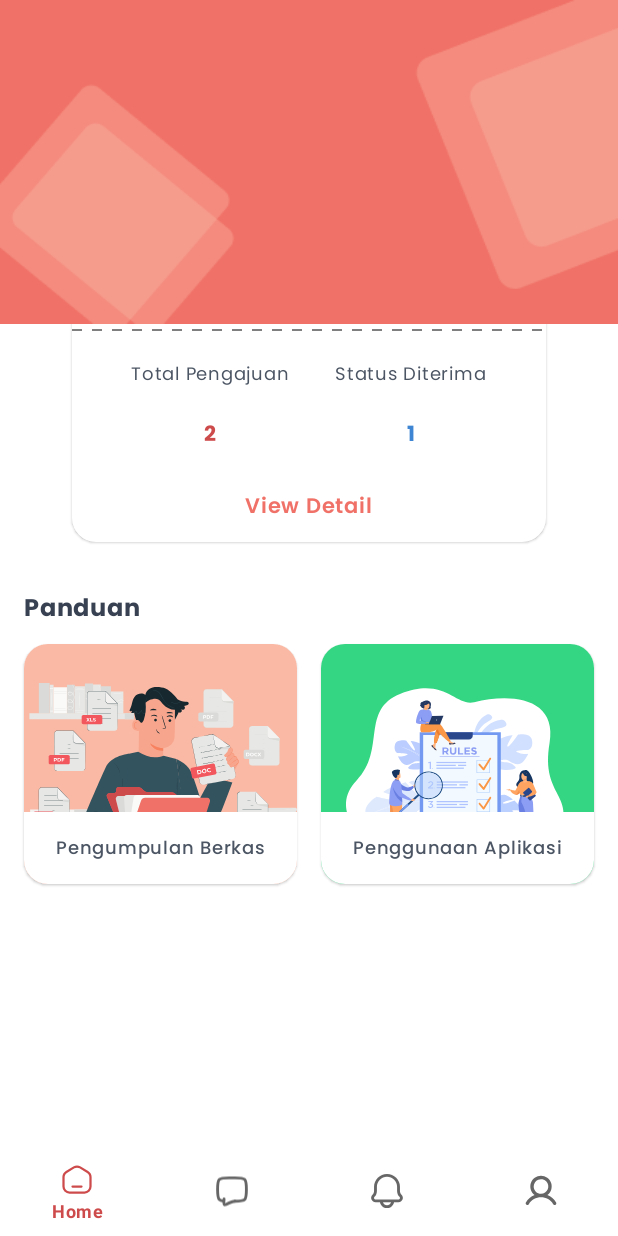
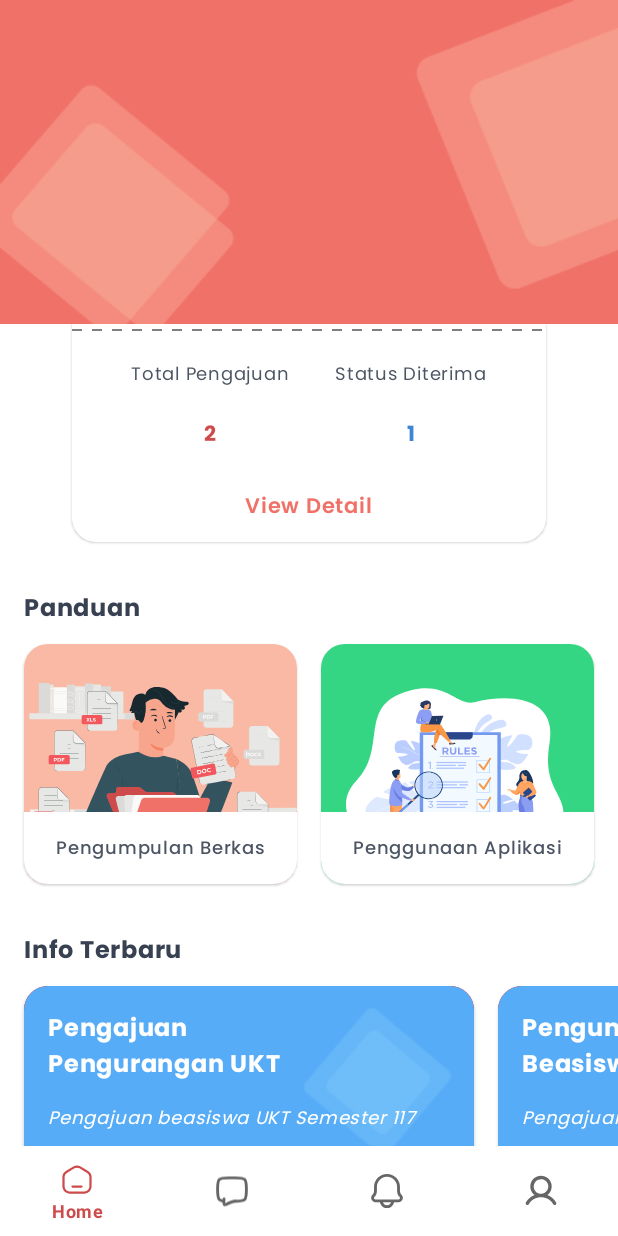
Before and after one commit to wiryadev/SiavoUNJ, an Android app built with Jetpack Compose: the screen it shows after launch (MainActivity), on a phone screen of 412 x 824 dp. Run offline under Robolectric (Android 15) with nearby library versions, the phone set to English and light mode, and no system bars; our stand-ins replace constraintlayout-compose, navigation-ui.

Commit message:
add latest info home section

```diff
--- /dev/null
+++ b/app/src/main/java/com/wiryadev/siavounj/data/model/LatestInfo.kt
@@ -0,0 +1,20 @@
+package com.wiryadev.siavounj.data.model
+
+data class LatestInfo(
+    val id: String,
+    val title: String,
+    val subtitle: String,
+)
+
+val previewLatestInfo = listOf(
+    LatestInfo(
+        id = "1",
+        title = "Pengajuan Pengurangan UKT",
+        subtitle = "Pengajuan beasiswa UKT Semester 117"
+    ),
+    LatestInfo(
+        id = "2",
+        title = "Pengumuman Beasiswa Kemendikbud",
+        subtitle = "Pengajuan beasiswa UKT Semester 117"
+    )
+)
--- /dev/null
+++ b/app/src/main/java/com/wiryadev/siavounj/ui/components/LatestInfoItem.kt
@@ -0,0 +1,102 @@
+package com.wiryadev.siavounj.ui.components
+
+import androidx.compose.foundation.background
+import androidx.compose.foundation.layout.Arrangement
+import androidx.compose.foundation.layout.Box
+import androidx.compose.foundation.layout.Column
+import androidx.compose.foundation.layout.fillMaxWidth
+import androidx.compose.foundation.layout.height
+import androidx.compose.foundation.layout.padding
+import androidx.compose.foundation.layout.size
+import androidx.compose.foundation.layout.width
+import androidx.compose.material.Card
+import androidx.compose.material.ExperimentalMaterialApi
+import androidx.compose.material.MaterialTheme
+import androidx.compose.material.Text
+import androidx.compose.runtime.Composable
+import androidx.compose.ui.Alignment
+import androidx.compose.ui.Modifier
+import androidx.compose.ui.graphics.Color
+import androidx.compose.ui.layout.ContentScale
+import androidx.compose.ui.res.stringResource
+import androidx.compose.ui.text.font.FontStyle
+import androidx.compose.ui.unit.dp
+import coil.compose.AsyncImage
+import com.wiryadev.siavounj.R
+import com.wiryadev.siavounj.ui.theme.JoustBlue500
+import com.wiryadev.siavounj.ui.theme.Neutral800
+import com.wiryadev.siavounj.ui.theme.body1Bold
+import com.wiryadev.siavounj.ui.theme.body3
+import com.wiryadev.siavounj.ui.theme.body3Medium
+
+@OptIn(ExperimentalMaterialApi::class)
+@Composable
+fun LatestInfoItem(
+    title: String,
+    subtitle: String,
+    modifier: Modifier = Modifier,
+    onInfoClick: () -> Unit,
+) {
+    val titleSplit = title.split(" ")
+    val titleFormatted = buildString {
+        append(titleSplit[0])
+        append("\n")
+        for (i in 1 until titleSplit.size) {
+            append(titleSplit[i])
+            append(" ")
+        }
+    }
+    Card(
+        onClick = onInfoClick,
+        backgroundColor = Color.Red,
+        modifier = modifier
+            .width(300.dp)
+            .height(160.dp),
+    ) {
+        Box(
+            modifier = Modifier
+                .background(color = JoustBlue500)
+        ) {
+            AsyncImage(
+                model = R.drawable.ic_latest_info,
+                contentDescription = null,
+                contentScale = ContentScale.Crop,
+                modifier = Modifier
+                    .align(Alignment.TopEnd)
+                    .size(128.dp),
+            )
+            Column(
+                verticalArrangement = Arrangement.spacedBy(12.dp),
+                modifier = Modifier.padding(all = 16.dp),
+            ) {
+                Text(
+                    text = titleFormatted,
+                    style = body1Bold,
+                    color = Color.White,
+                    maxLines = 2,
+                )
+                Text(
+                    text = subtitle,
+                    style = body3,
+                    fontStyle = FontStyle.Italic,
+                    color = Color.White,
+                    maxLines = 2,
+                )
+            }
+            Box(
+                contentAlignment = Alignment.Center,
+                modifier = Modifier
+                    .background(MaterialTheme.colors.background)
+                    .fillMaxWidth()
+                    .align(Alignment.BottomCenter)
+                    .padding(vertical = 12.dp),
+            ) {
+                Text(
+                    text = stringResource(R.string.see_detail),
+                    style = body3Medium,
+                    color = Neutral800,
+                )
+            }
+        }
+    }
+}
--- a/app/src/main/java/com/wiryadev/siavounj/ui/screens/home/HomeScreen.kt
+++ b/app/src/main/java/com/wiryadev/siavounj/ui/screens/home/HomeScreen.kt
@@ -7,6 +7,7 @@ import androidx.compose.foundation.border
 import androidx.compose.foundation.layout.Arrangement
 import androidx.compose.foundation.layout.Box
 import androidx.compose.foundation.layout.Column
+import androidx.compose.foundation.layout.PaddingValues
 import androidx.compose.foundation.layout.Row
 import androidx.compose.foundation.layout.Spacer
 import androidx.compose.foundation.layout.fillMaxSize
@@ -15,9 +16,10 @@ import androidx.compose.foundation.layout.height
 import androidx.compose.foundation.layout.padding
 import androidx.compose.foundation.layout.size
 import androidx.compose.foundation.layout.wrapContentHeight
+import androidx.compose.foundation.lazy.LazyColumn
+import androidx.compose.foundation.lazy.LazyRow
+import androidx.compose.foundation.lazy.items
 import androidx.compose.foundation.shape.CircleShape
-import androidx.compose.material.ButtonColors
-import androidx.compose.material.ButtonDefaults
 import androidx.compose.material.Card
 import androidx.compose.material.CircularProgressIndicator
 import androidx.compose.material.ExperimentalMaterialApi
@@ -41,7 +43,9 @@ import coil.compose.AsyncImage
 import coil.compose.SubcomposeAsyncImage
 import com.wiryadev.siavounj.R
 import com.wiryadev.siavounj.data.model.Student
+import com.wiryadev.siavounj.data.model.previewLatestInfo
 import com.wiryadev.siavounj.data.model.previewStudent
+import com.wiryadev.siavounj.ui.components.LatestInfoItem
 import com.wiryadev.siavounj.ui.theme.Debutante300
 import com.wiryadev.siavounj.ui.theme.Debutante600
 import com.wiryadev.siavounj.ui.theme.Drunken500
@@ -54,22 +58,24 @@ import com.wiryadev.siavounj.ui.theme.body1Bold
 import com.wiryadev.siavounj.ui.theme.body2Bold
 import com.wiryadev.siavounj.ui.theme.body2Medium
 import com.wiryadev.siavounj.ui.theme.body3
-import com.wiryadev.siavounj.ui.theme.body3Bold
 import com.wiryadev.siavounj.ui.theme.body3Medium
 
 @Composable
 fun HomeScreen(
     modifier: Modifier = Modifier,
 ) {
-    Column(
+    LazyColumn(
         verticalArrangement = Arrangement.spacedBy(32.dp),
         modifier = modifier.fillMaxSize(),
     ) {
-        HomeTopSection(
-            student = previewStudent,
-            onViewDetailClick = {},
-        )
-        GuideSection()
+        item {
+            HomeTopSection(
+                student = previewStudent,
+                onViewDetailClick = {},
+            )
+        }
+        item { GuideSection() }
+        item { LatestInfoSection() }
     }
 }
 
@@ -251,6 +257,33 @@ fun GuideItem(
 }
 
 @Composable
+fun LatestInfoSection(
+    modifier: Modifier = Modifier,
+) {
+    HomeBodySectionSlot(
+        label = stringResource(R.string.latest_info)
+    ) {
+        LazyRow(
+            contentPadding = PaddingValues(horizontal = 16.dp),
+            horizontalArrangement = Arrangement.spacedBy(16.dp),
+            modifier = modifier,
+        ) {
+            items(
+                items = previewLatestInfo,
+                key = { it.id }
+            ) { info ->
+                LatestInfoItem(
+                    title = info.title,
+                    subtitle = info.subtitle,
+                ) {
+
+                }
+            }
+        }
+    }
+}
+
+@Composable
 fun UserSection(
     student: Student,
     onViewDetailClick: (Int) -> Unit,
--- a/app/src/main/java/com/wiryadev/siavounj/ui/theme/Color.kt
+++ b/app/src/main/java/com/wiryadev/siavounj/ui/theme/Color.kt
@@ -29,6 +29,7 @@ val Debutante900 = Color(0xFF73132C)
 /**
  * Joust Blue
  */
+val JoustBlue500 = Color(0xFF56ACF7)
 val JoustBlue600 = Color(0xFF3E86D4)
 
 /**
--- a/app/src/main/res/values/strings.xml
+++ b/app/src/main/res/values/strings.xml
@@ -29,4 +29,6 @@
     <string name="panduan">Panduan</string>
     <string name="pengumpulan_berkas">Pengumpulan Berkas</string>
     <string name="penggunaan_aplikasi">Penggunaan Aplikasi</string>
+    <string name="see_detail">Lihat Selengkapnya</string>
+    <string name="latest_info">Info Terbaru</string>
 </resources>
```
Also changed, not shown: app/src/main/res/drawable/bg_latest_info.png (added), app/src/main/res/drawable/ic_latest_info.png (added).
